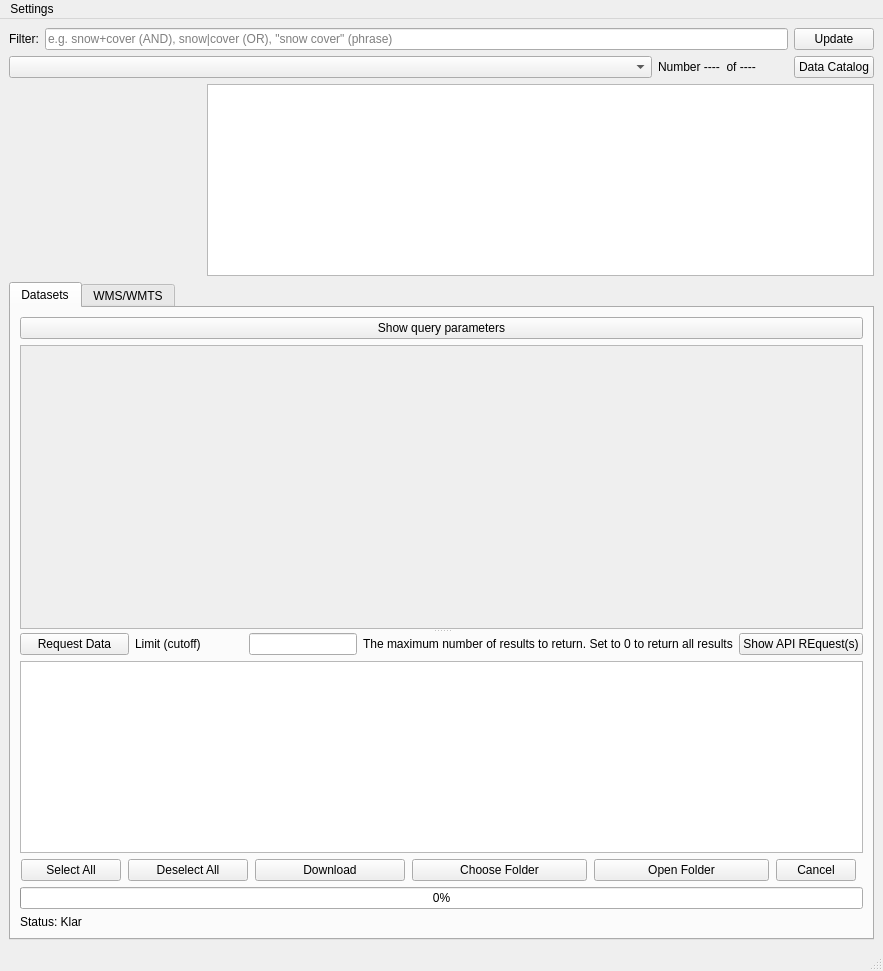
Old version of the form resources/form.ui in the repository copernicus-land/Copernicus-Connect.
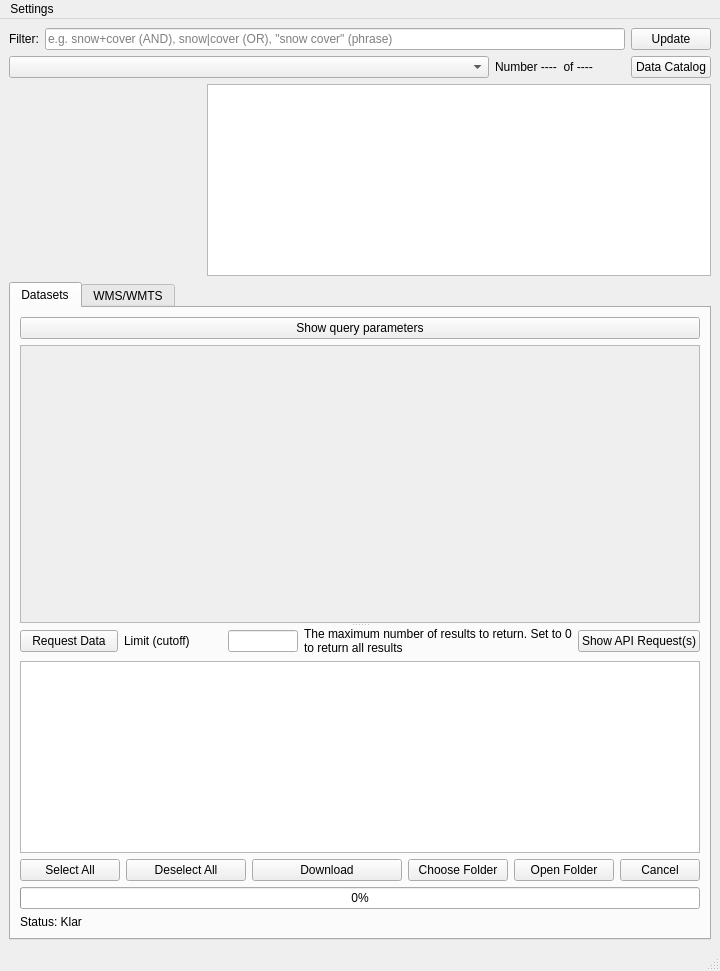
New version of the form.

Commit message: version 0.9     • Fixed error when trying to draw a bounding box without the AOI selected 	• The text "Show API REquest(s)" change to "Show API Request(s)" 	• UI width reduced 	• Local timeout set on hda call 	• Enabled editing in the text box and direct submission of the request.     • Fixed f-string backslash issue in main.py     • Fixed issue when login fails, and the plugin UI show nothing

Patch:
```diff
--- a/resources/form.ui
+++ b/resources/form.ui
@@ -6,7 +6,7 @@
    <rect>
     <x>0</x>
     <y>0</y>
-    <width>883</width>
+    <width>720</width>
     <height>971</height>
    </rect>
   </property>
@@ -156,8 +156,8 @@
              <rect>
               <x>0</x>
               <y>0</y>
-              <width>839</width>
-              <height>252</height>
+              <width>676</width>
+              <height>258</height>
              </rect>
             </property>
             <layout class="QVBoxLayout" name="formLayout"/>
@@ -169,6 +169,12 @@
              <layout class="QHBoxLayout">
               <item>
                <widget class="QPushButton" name="requestDataButton">
+                <property name="maximumSize">
+                 <size>
+                  <width>140</width>
+                  <height>16777215</height>
+                 </size>
+                </property>
                 <property name="text">
                  <string>Request Data</string>
                 </property>
@@ -176,6 +182,18 @@
               </item>
               <item>
                <widget class="QLabel" name="labelLimit">
+                <property name="sizePolicy">
+                 <sizepolicy hsizetype="Minimum" vsizetype="Fixed">
+                  <horstretch>0</horstretch>
+                  <verstretch>0</verstretch>
+                 </sizepolicy>
+                </property>
+                <property name="maximumSize">
+                 <size>
+                  <width>120</width>
+                  <height>16777215</height>
+                 </size>
+                </property>
                 <property name="text">
                  <string>Limit (cutoff)</string>
                 </property>
@@ -184,11 +202,17 @@
               <item>
                <widget class="QLineEdit" name="limitLineEdit">
                 <property name="sizePolicy">
-                 <sizepolicy hsizetype="Fixed" vsizetype="Fixed">
+                 <sizepolicy hsizetype="Minimum" vsizetype="Fixed">
                   <horstretch>0</horstretch>
                   <verstretch>0</verstretch>
                  </sizepolicy>
                 </property>
+                <property name="maximumSize">
+                 <size>
+                  <width>70</width>
+                  <height>16777215</height>
+                 </size>
+                </property>
                </widget>
               </item>
               <item>
@@ -196,12 +220,21 @@
                 <property name="text">
                  <string>The maximum number of results to return. Set to 0 to return all results</string>
                 </property>
+                <property name="wordWrap">
+                 <bool>true</bool>
+                </property>
                </widget>
               </item>
               <item>
                <widget class="QPushButton" name="showRequestButton">
+                <property name="maximumSize">
+                 <size>
+                  <width>180</width>
+                  <height>16777215</height>
+                 </size>
+                </property>
                 <property name="text">
-                 <string>Show API REquest(s)</string>
+                 <string>Show API Request(s)</string>
                 </property>
                </widget>
               </item>
@@ -220,13 +253,13 @@
                <widget class="QPushButton" name="selectAllButton">
                 <property name="minimumSize">
                  <size>
-                  <width>100</width>
+                  <width>0</width>
                   <height>0</height>
                  </size>
                 </property>
                 <property name="maximumSize">
                  <size>
-                  <width>100</width>
+                  <width>120</width>
                   <height>16777215</height>
                  </size>
                 </property>
@@ -401,8 +434,8 @@
     <rect>
      <x>0</x>
      <y>0</y>
-     <width>883</width>
-     <height>21</height>
+     <width>720</width>
+     <height>22</height>
     </rect>
    </property>
    <widget class="QMenu" name="menuSettings">
```
Left out of the diff: 3 changed lines with no effect on the pictures. The commit also changes 4 other files.
